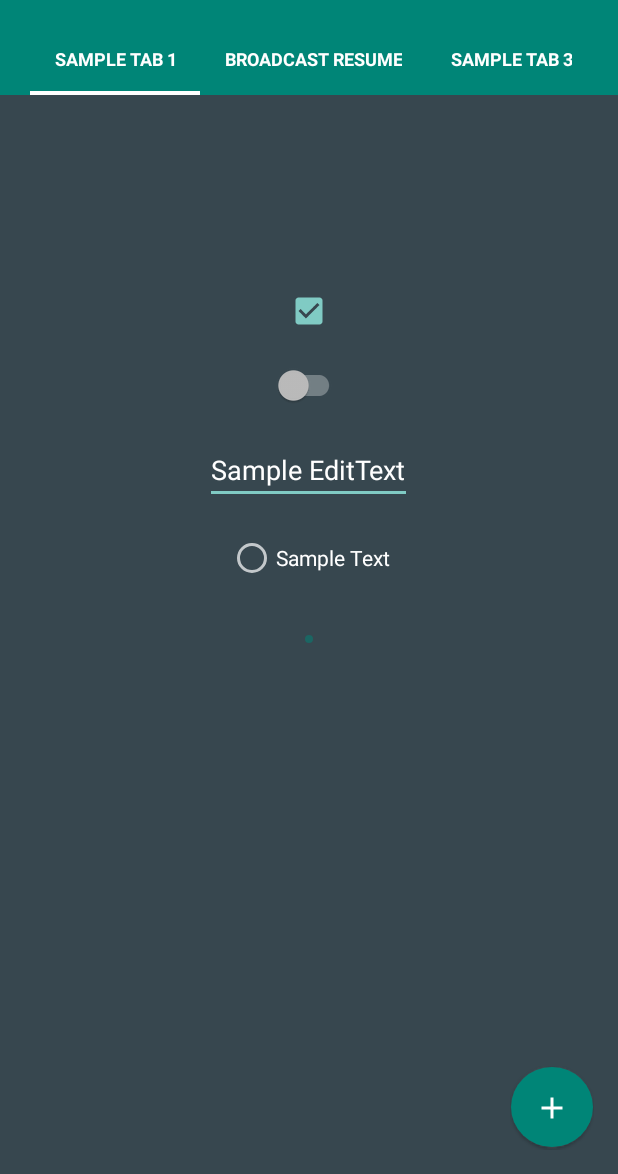
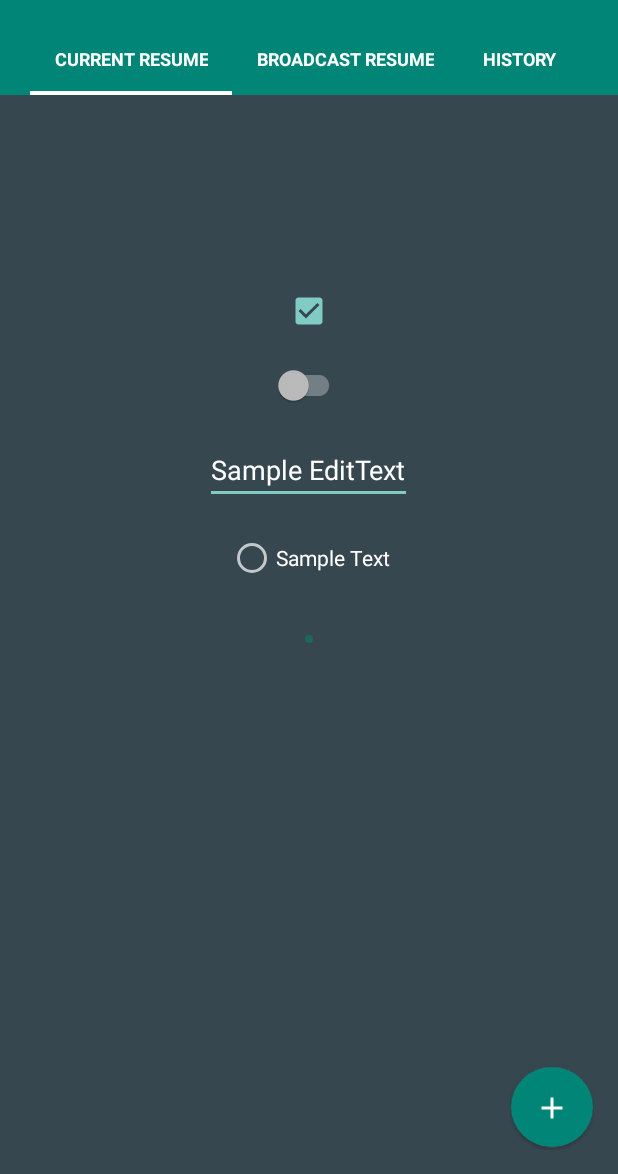
Before and after one commit to ananthamapod/hi.rd, an Android app: the screen it shows after launch (SampleActivity), after a tap on "SIGN IN OR REGISTER", on a phone screen of 412 x 824 dp, the part 62-1236 px from its top. Run offline under Robolectric (Android 15) with nearby library versions, the phone set to English and light mode, and no system bars.

Commit message:
adding things

```diff
--- a/app/src/main/AndroidManifest.xml
+++ b/app/src/main/AndroidManifest.xml
@@ -21,7 +21,7 @@
 
         <activity
             android:name=".acct_type"
-            android:label="@string/app_name" >
+            android:label="@string/app_name">
 
         </activity>
 
@@ -36,7 +36,6 @@
             </intent-filter>
         </activity>
 
-
         <activity
             android:name=".SampleActivity"
             android:label="@string/app_name" >
--- a/app/src/main/java/com/tekinarslan/material/sample/LoginActivity.java
+++ b/app/src/main/java/com/tekinarslan/material/sample/LoginActivity.java
@@ -2,15 +2,24 @@ package com.tekinarslan.material.sample;
 
 import android.content.Context;
 import android.content.Intent;
-import android.graphics.Color;
 import android.os.Bundle;
 import android.support.v7.app.ActionBarActivity;
-import android.view.Menu;
-import android.view.MenuItem;
+import android.util.Log;
 import android.view.View;
+import android.widget.AutoCompleteTextView;
 import android.widget.Button;
 import android.widget.EditText;
-import android.widget.TextView;
+import android.widget.Toast;
+
+import java.io.BufferedInputStream;
+import java.io.BufferedReader;
+import java.io.InputStream;
+import java.io.InputStreamReader;
+import java.net.HttpURLConnection;
+import java.net.URL;
+
+import org.json.JSONObject;
+
 
 
 // import statement for the r file of this app.
@@ -18,10 +27,36 @@ import android.widget.TextView;
 
 public class LoginActivity extends ActionBarActivity {
     // create global null pointers to all of the resources that we will use in this activity
-    Button blue;
-    EditText input;
-    TextView output;
+    Button sign_button;
+    EditText psswd;
+    AutoCompleteTextView email;
     Context ctx;
+
+
+    private static String HttpGet(String url){
+
+        try{
+
+            HttpURLConnection urlConnection = (HttpURLConnection) new URL(url).openConnection();
+            InputStream is = new BufferedInputStream(urlConnection.getInputStream());
+            BufferedReader rd = new BufferedReader(new InputStreamReader(is));
+
+            String line = "";
+            String response = "";
+            while ((line = rd.readLine()) != null){
+                response += line;
+            }
+
+            return response;
+
+        } catch(Exception e){
+
+            System.out.println("exception: " + e);
+        }
+
+        return null;
+    }
+
 
     @Override  // on the creation of this context, create the content views, initialize instances and set content view from R.java
     protected void onCreate(Bundle savedInstanceState){
@@ -30,12 +65,35 @@ public class LoginActivity extends ActionBarActivity {
         setContentView(R.layout.activity_login);
         ctx = this;
 
-        blue = (Button)findViewById(R.id.email_sign_in_button);
+        sign_button = (Button)findViewById(R.id.email_sign_in_button);
+
+        psswd = (EditText)findViewById(R.id.email);
+        email = (AutoCompleteTextView)findViewById(R.id.email);
 
 
-        blue.setOnClickListener(new View.OnClickListener() {
+        sign_button.setOnClickListener(new View.OnClickListener() {
             @Override
             public void onClick(View v) {
+                String input_email = email.getText().toString();
+                String input_pass = psswd.getText().toString();
+
+                Log.w("hi.rd", "received form inputs, " + input_email + " : " + input_pass);
+
+                // create a JSON obj
+                String temp_url = "http://our_server.com?email="+input_pass+"&passwd="+input_pass ;
+
+                int duration = Toast.LENGTH_SHORT;
+
+                Toast toast = Toast.makeText(ctx, temp_url, duration);
+                toast.show();
+
+
+                try {
+                    JSONObject temp = new JSONObject(HttpGet(temp_url));
+                }catch(Exception e){
+                    Log.w("hi.rd","UNABLE TO MAKE JSON REQUEST");
+                }
+
                 // intent listener, when the NEXT button is clicked, initialize our new intent
                 Intent intent = new Intent(ctx,SampleActivity.class);
                 // now start our new activity because our previous intent was initialized
--- a/app/src/main/java/com/tekinarslan/material/sample/SampleActivity.java
+++ b/app/src/main/java/com/tekinarslan/material/sample/SampleActivity.java
@@ -23,7 +23,7 @@ public class SampleActivity extends ActionBarActivity {
 
     private ListView mDrawerList;
     ViewPager pager;
-    private String titles[] = new String[]{"Sample Tab 1", "Broadcast Resume", "Sample Tab 3"};
+    private String titles[] = new String[]{"Current Resume", "Broadcast Resume", "History"};
     private Toolbar toolbar;
 
     SlidingTabLayout slidingTabLayout;
--- a/app/src/main/java/com/tekinarslan/material/sample/ViewPagerAdapter.java
+++ b/app/src/main/java/com/tekinarslan/material/sample/ViewPagerAdapter.java
@@ -3,7 +3,6 @@ package com.tekinarslan.material.sample;
 import android.support.v4.app.Fragment;
 import android.support.v4.app.FragmentManager;
 import android.support.v4.app.FragmentPagerAdapter;
-
 public class ViewPagerAdapter extends FragmentPagerAdapter {
 
     final int PAGE_COUNT=3;
--- a/app/src/main/res/layout/activity_login.xml
+++ b/app/src/main/res/layout/activity_login.xml
@@ -30,8 +30,10 @@
                 ></TextView>
 
 
-            <LinearLayout android:id="@+id/email_login_form" android:layout_width="match_parent"
-                android:layout_height="wrap_content" android:orientation="vertical">
+            <LinearLayout android:id="@+id/email_login_form"
+                android:layout_width="match_parent"
+                android:layout_height="wrap_content"
+                android:orientation="vertical">
 
                 <AutoCompleteTextView android:id="@+id/email" android:layout_width="match_parent"
                     android:layout_height="wrap_content" android:hint="@string/prompt_email"
```
Also changed, not shown: 3 other files.
